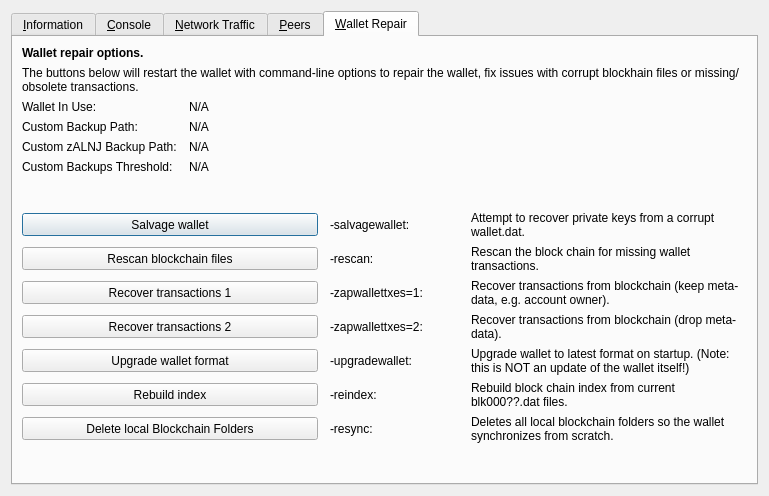
Old version of the form src/qt/forms/rpcconsole.ui in the repository Gh0st-N1njA/ALNJCoin.
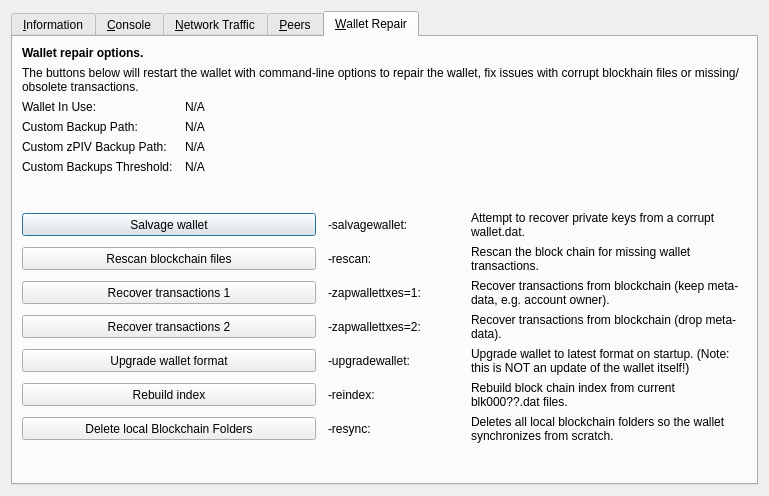
New version of the form. The open tabs and pages were chosen to show the change. Icons and pictures are not drawn. Custom widgets are drawn as their Qt base class.

Commit message: ALNJ conversion

```diff
--- a/src/qt/forms/rpcconsole.ui
+++ b/src/qt/forms/rpcconsole.ui
@@ -1333,7 +1333,7 @@
           <bool>false</bool>
          </property>
          <property name="text">
-          <string>Custom zALNJ Backup Path:</string>
+          <string>Custom zPIV Backup Path:</string>
          </property>
         </widget>
        </item>
```
Left out of the diff: 4 changed lines with no effect on the pictures. The commit also changes 981 other files.
